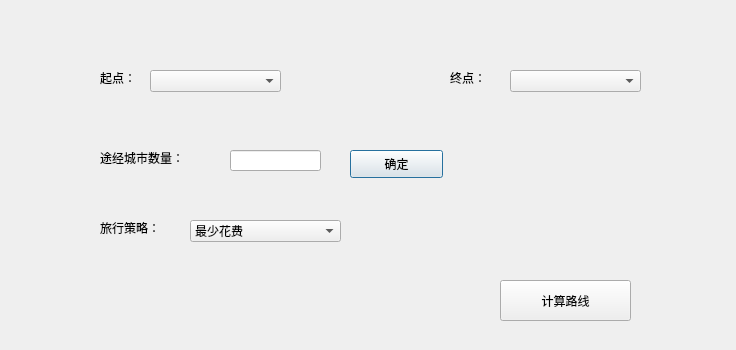
The window that TouristUI/newroutedlg.ui (Bamboo0206/Tourist_UI) describes before a commit, drawn with Qt 5.
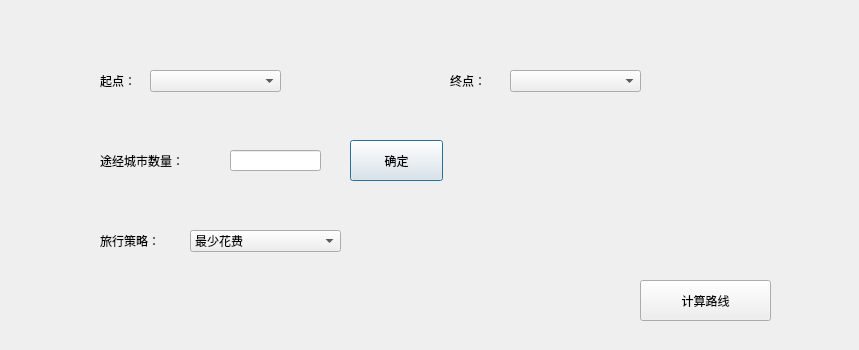
The same window after the commit.

```diff
--- a/TouristUI/newroutedlg.ui
+++ b/TouristUI/newroutedlg.ui
@@ -6,7 +6,7 @@
    <rect>
     <x>0</x>
     <y>0</y>
-    <width>736</width>
+    <width>859</width>
     <height>350</height>
    </rect>
   </property>
@@ -29,7 +29,7 @@
      <x>100</x>
      <y>70</y>
      <width>72</width>
-     <height>15</height>
+     <height>21</height>
     </rect>
    </property>
    <property name="text">
@@ -42,7 +42,7 @@
      <x>450</x>
      <y>70</y>
      <width>72</width>
-     <height>15</height>
+     <height>21</height>
     </rect>
    </property>
    <property name="text">
@@ -65,7 +65,7 @@
      <x>100</x>
      <y>150</y>
      <width>111</width>
-     <height>16</height>
+     <height>21</height>
     </rect>
    </property>
    <property name="text">
@@ -86,9 +86,9 @@
    <property name="geometry">
     <rect>
      <x>350</x>
-     <y>150</y>
+     <y>140</y>
      <width>93</width>
-     <height>28</height>
+     <height>41</height>
     </rect>
    </property>
    <property name="text">
@@ -99,9 +99,9 @@
    <property name="geometry">
     <rect>
      <x>100</x>
-     <y>220</y>
+     <y>230</y>
      <width>72</width>
-     <height>15</height>
+     <height>21</height>
     </rect>
    </property>
    <property name="text">
@@ -112,7 +112,7 @@
    <property name="geometry">
     <rect>
      <x>190</x>
-     <y>220</y>
+     <y>230</y>
      <width>151</width>
      <height>22</height>
     </rect>
@@ -136,7 +136,7 @@
   <widget class="QPushButton" name="pushButton_2">
    <property name="geometry">
     <rect>
-     <x>500</x>
+     <x>640</x>
      <y>280</y>
      <width>131</width>
      <height>41</height>
```
